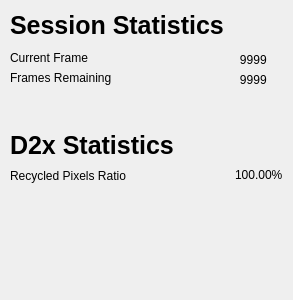
Before: the Qt Designer form gui/dandere2x_session_statistics_window.ui in akai-katto/dandere2x-python-rework, drawn with Qt 5.
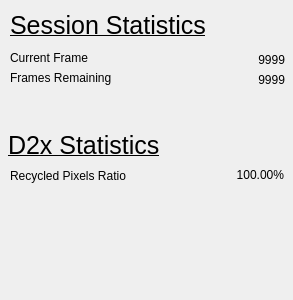
After: the same form once the commit is applied.

Commit message: updated statistics page

Patch:
```diff
--- a/gui/dandere2x_session_statistics_window.ui
+++ b/gui/dandere2x_session_statistics_window.ui
@@ -25,7 +25,8 @@
    <property name="font">
     <font>
      <pointsize>19</pointsize>
-     <bold>true</bold>
+     <bold>false</bold>
+     <underline>true</underline>
     </font>
    </property>
    <property name="text">
@@ -67,7 +68,7 @@
   <widget class="QLabel" name="label_session_statistics_current_frame">
    <property name="geometry">
     <rect>
-     <x>230</x>
+     <x>224</x>
      <y>50</y>
      <width>61</width>
      <height>20</height>
@@ -79,11 +80,14 @@
    <property name="text">
     <string>   9999</string>
    </property>
+   <property name="alignment">
+    <set>Qt::AlignRight|Qt::AlignTrailing|Qt::AlignVCenter</set>
+   </property>
   </widget>
   <widget class="QLabel" name="label_session_statistics_frames_remaining">
    <property name="geometry">
     <rect>
-     <x>230</x>
+     <x>224</x>
      <y>70</y>
      <width>61</width>
      <height>20</height>
@@ -95,11 +99,14 @@
    <property name="text">
     <string>   9999</string>
    </property>
+   <property name="alignment">
+    <set>Qt::AlignRight|Qt::AlignTrailing|Qt::AlignVCenter</set>
+   </property>
   </widget>
   <widget class="QLabel" name="label_4">
    <property name="geometry">
     <rect>
-     <x>10</x>
+     <x>8</x>
      <y>130</y>
      <width>281</width>
      <height>31</height>
@@ -108,7 +115,8 @@
    <property name="font">
     <font>
      <pointsize>19</pointsize>
-     <bold>true</bold>
+     <bold>false</bold>
+     <underline>true</underline>
     </font>
    </property>
    <property name="text">
@@ -134,7 +142,7 @@
   <widget class="QLabel" name="label_d2x_statistics_recycled_pixels_ratio">
    <property name="geometry">
     <rect>
-     <x>235</x>
+     <x>228</x>
      <y>165</y>
      <width>56</width>
      <height>20</height>
@@ -146,6 +154,9 @@
    <property name="text">
     <string>100.00%</string>
    </property>
+   <property name="alignment">
+    <set>Qt::AlignRight|Qt::AlignTrailing|Qt::AlignVCenter</set>
+   </property>
   </widget>
  </widget>
  <resources/>
```
The commit also changes 1 other file.
